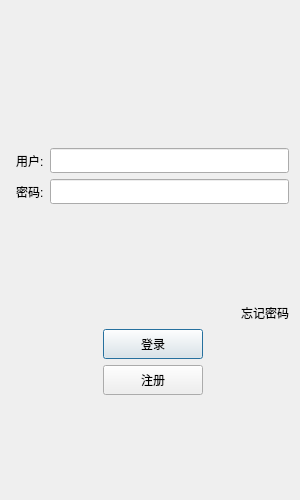
This is client/picachat/logindialog.ui in Grain021125/project as Qt 5 draws it before an edit. The edited form follows.
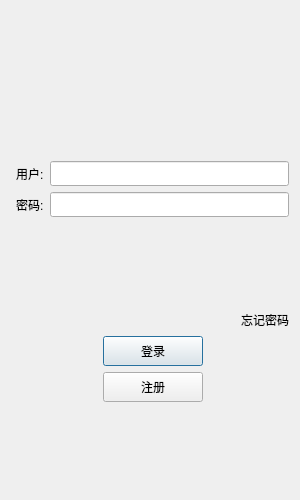
This is the edited form. Icons and pictures are not drawn. Custom widgets are drawn as their Qt base class.

```diff
--- a/client/picachat/logindialog.ui
+++ b/client/picachat/logindialog.ui
@@ -78,6 +78,16 @@
        </property>
       </spacer>
      </item>
+     <item>
+      <widget class="QLabel" name="error_label">
+       <property name="text">
+        <string/>
+       </property>
+       <property name="alignment">
+        <set>Qt::AlignmentFlag::AlignCenter</set>
+       </property>
+      </widget>
+     </item>
      <item>
       <layout class="QHBoxLayout" name="horizontalLayout_2">
        <property name="leftMargin">
@@ -191,7 +201,7 @@
         </spacer>
        </item>
        <item>
-        <widget class="QLabel" name="label_2">
+        <widget class="ClickableLabel" name="forget_label">
          <property name="text">
           <string>忘记密码</string>
          </property>
@@ -317,6 +327,13 @@
    </item>
   </layout>
  </widget>
+ <customwidgets>
+  <customwidget>
+   <class>ClickableLabel</class>
+   <extends>QLabel</extends>
+   <header>clickablelabel.h</header>
+  </customwidget>
+ </customwidgets>
  <resources>
   <include location="rc.qrc"/>
  </resources>
```
Left out of the diff: 2 changed lines with no effect on the pictures.
